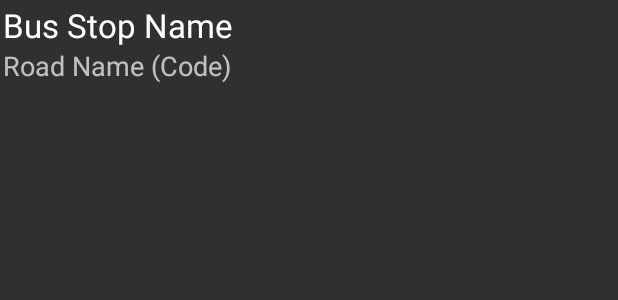
After one commit to itachi1706/SingBuses, an Android app: the layout listview_bus_stops.xml on its own in the app's theme, with its tools: preview values and no code run, on a phone screen of 412 x 824 dp. The commit adds this screen. Shown: the top 300 px of the screen. Run offline under Robolectric (Android 15) with nearby library versions, the phone set to English and light mode, and no system bars.

Commit message:
Added an activity to view bus stops in the database

```diff
--- a/app/src/main/java/com/itachi1706/busarrivalsg/MainMenu.java
+++ b/app/src/main/java/com/itachi1706/busarrivalsg/MainMenu.java
@@ -4,6 +4,7 @@ import android.app.AlertDialog;
 import android.app.ProgressDialog;
 import android.content.Context;
 import android.content.DialogInterface;
+import android.content.Intent;
 import android.content.SharedPreferences;
 import android.graphics.Color;
 import android.net.ConnectivityManager;
@@ -110,6 +111,9 @@ public class MainMenu extends AppCompatActivity {
         //noinspection SimplifiableIfStatement
         if (id == R.id.action_settings) {
             return true;
+        } else if (id == R.id.view_all_stops){
+            startActivity(new Intent(this, ListAllBusStops.class));
+            return true;
         }
 
         return super.onOptionsItemSelected(item);
--- /dev/null
+++ b/app/src/main/res/layout/listview_bus_stops.xml
@@ -0,0 +1,32 @@
+<?xml version="1.0" encoding="utf-8"?>
+<RelativeLayout xmlns:android="http://schemas.android.com/apk/res/android"
+    android:orientation="vertical"
+    android:layout_width="fill_parent"
+    android:layout_height="?android:attr/listPreferredItemHeight"
+    android:padding="2dip">
+
+
+    <TextView
+        android:layout_width="wrap_content"
+        android:layout_height="wrap_content"
+        android:textAppearance="?android:attr/textAppearanceLarge"
+        android:text="Bus Stop Name"
+        android:id="@+id/tvName"
+        android:layout_alignParentTop="true"
+        android:layout_alignParentLeft="true"
+        android:layout_alignParentStart="true"
+        android:layout_alignParentRight="true"
+        android:layout_alignParentEnd="true" />
+
+    <TextView
+        android:layout_width="wrap_content"
+        android:layout_height="wrap_content"
+        android:textAppearance="?android:attr/textAppearanceMedium"
+        android:text="Road Name (Code)"
+        android:id="@+id/tvSubText"
+        android:layout_below="@+id/tvName"
+        android:layout_alignRight="@+id/tvName"
+        android:layout_alignEnd="@+id/tvName"
+        android:layout_alignParentLeft="true"
+        android:layout_alignParentStart="true" />
+</RelativeLayout>
--- a/app/src/main/res/menu/menu_main_menu.xml
+++ b/app/src/main/res/menu/menu_main_menu.xml
@@ -3,4 +3,6 @@
     xmlns:tools="http://schemas.android.com/tools" tools:context=".MainMenu">
     <item android:id="@+id/action_settings" android:title="@string/action_settings"
         android:orderInCategory="100" app:showAsAction="never" />
+    <item android:id="@+id/view_all_stops" android:title="View All Bus Stops"
+        android:orderInCategory="1" app:showAsAction="never" />
 </menu>
```
Also changed, not shown: app/src/main/java/com/itachi1706/busarrivalsg/ListAllBusStops.java (added, +36 -0 lines), app/src/main/java/com/itachi1706/busarrivalsg/ListViews/BusStopListView.java (added, +61 -0 lines), app/src/main/res/layout/activity_list_all_bus_stops.xml (added, +26 -0 lines).
